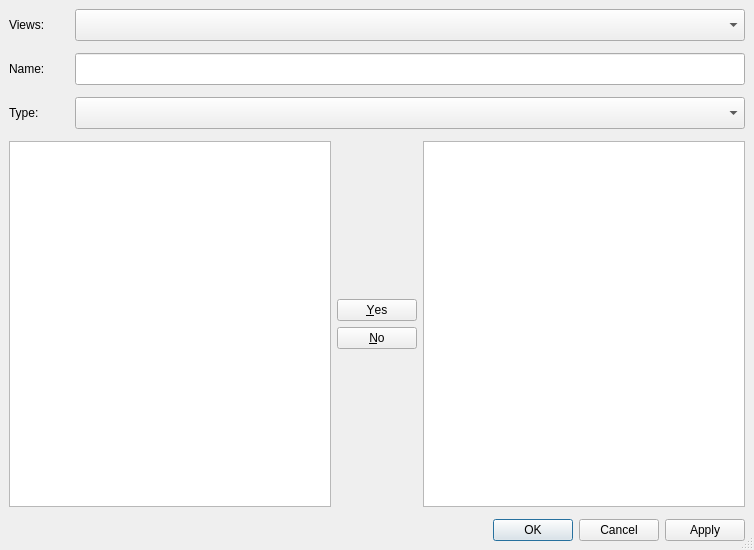
First picture: the form in oom/widgets/trackvieweditorbase.ui, repository ccherrett/oom, before the edit.
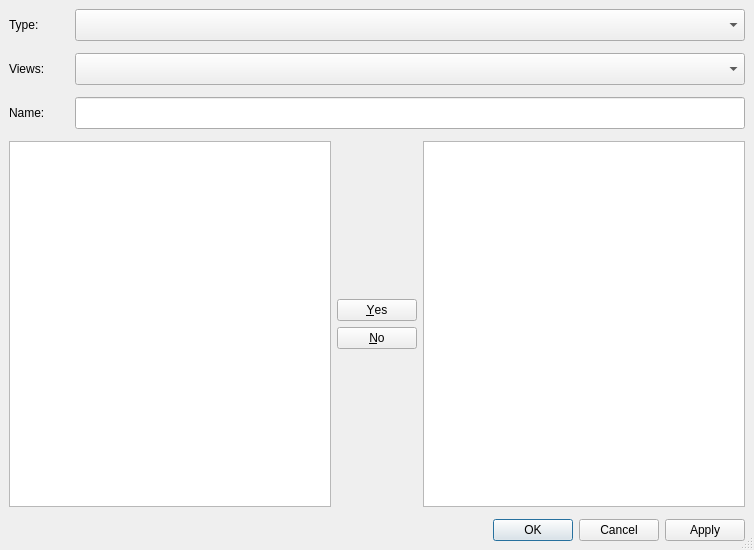
Second picture: the form after the edit.

Diff of the .ui file:
```diff
--- a/oom/widgets/trackvieweditorbase.ui
+++ b/oom/widgets/trackvieweditorbase.ui
@@ -33,6 +33,45 @@
    <property name="spacing">
     <number>12</number>
    </property>
+   <item>
+    <layout class="QHBoxLayout" name="typeLayout">
+     <item>
+      <widget class="QLabel" name="lblType">
+       <property name="minimumSize">
+        <size>
+         <width>60</width>
+         <height>32</height>
+        </size>
+       </property>
+       <property name="maximumSize">
+        <size>
+         <width>60</width>
+         <height>16777215</height>
+        </size>
+       </property>
+       <property name="text">
+        <string>Type:</string>
+       </property>
+      </widget>
+     </item>
+     <item>
+      <widget class="QComboBox" name="cmbType">
+       <property name="sizePolicy">
+        <sizepolicy hsizetype="Expanding" vsizetype="Fixed">
+         <horstretch>1</horstretch>
+         <verstretch>0</verstretch>
+        </sizepolicy>
+       </property>
+       <property name="minimumSize">
+        <size>
+         <width>80</width>
+         <height>32</height>
+        </size>
+       </property>
+      </widget>
+     </item>
+    </layout>
+   </item>
    <item>
     <layout class="QHBoxLayout" name="groupLayout">
      <item>
@@ -117,45 +156,6 @@
      </item>
     </layout>
    </item>
-   <item>
-    <layout class="QHBoxLayout" name="typeLayout">
-     <item>
-      <widget class="QLabel" name="lblType">
-       <property name="minimumSize">
-        <size>
-         <width>60</width>
-         <height>32</height>
-        </size>
-       </property>
-       <property name="maximumSize">
-        <size>
-         <width>60</width>
-         <height>16777215</height>
-        </size>
-       </property>
-       <property name="text">
-        <string>Type:</string>
-       </property>
-      </widget>
-     </item>
-     <item>
-      <widget class="QComboBox" name="cmbType">
-       <property name="sizePolicy">
-        <sizepolicy hsizetype="Expanding" vsizetype="Fixed">
-         <horstretch>1</horstretch>
-         <verstretch>0</verstretch>
-        </sizepolicy>
-       </property>
-       <property name="minimumSize">
-        <size>
-         <width>80</width>
-         <height>32</height>
-        </size>
-       </property>
-      </widget>
-     </item>
-    </layout>
-   </item>
    <item>
     <layout class="QHBoxLayout" name="listLayout">
      <item>
```
